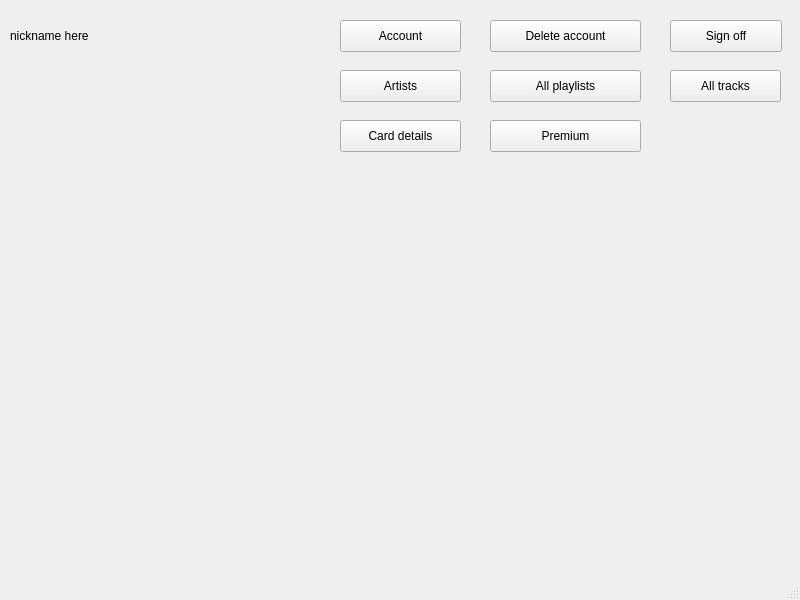
Above: project/lab6/mainwindow.ui from aneroid11/Databases before the change. Below: the same form after it.
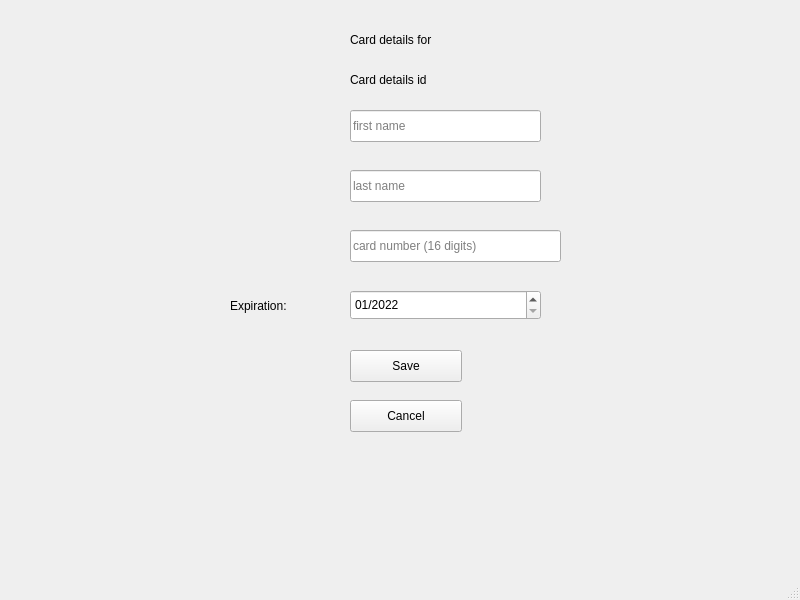
That is the form after the change.

Commit message: attaching card details successfully

What changed in the file:
```diff
--- a/project/lab6/mainwindow.ui
+++ b/project/lab6/mainwindow.ui
@@ -36,7 +36,7 @@
      </rect>
     </property>
     <property name="currentIndex">
-     <number>3</number>
+     <number>17</number>
     </property>
     <widget class="QWidget" name="startingPage">
      <widget class="QPushButton" name="starting_signUpButton">
@@ -1855,6 +1855,161 @@
       </property>
      </widget>
     </widget>
+    <widget class="QWidget" name="cardDetailsPage">
+     <widget class="QLineEdit" name="cardDetails_firstName">
+      <property name="geometry">
+       <rect>
+        <x>350</x>
+        <y>110</y>
+        <width>191</width>
+        <height>32</height>
+       </rect>
+      </property>
+      <property name="placeholderText">
+       <string>first name</string>
+      </property>
+     </widget>
+     <widget class="QLineEdit" name="cardDetails_lastName">
+      <property name="geometry">
+       <rect>
+        <x>350</x>
+        <y>170</y>
+        <width>191</width>
+        <height>32</height>
+       </rect>
+      </property>
+      <property name="placeholderText">
+       <string>last name</string>
+      </property>
+     </widget>
+     <widget class="QLineEdit" name="cardDetails_number">
+      <property name="geometry">
+       <rect>
+        <x>350</x>
+        <y>230</y>
+        <width>211</width>
+        <height>32</height>
+       </rect>
+      </property>
+      <property name="echoMode">
+       <enum>QLineEdit::Normal</enum>
+      </property>
+      <property name="placeholderText">
+       <string>card number (16 digits)</string>
+      </property>
+     </widget>
+     <widget class="QDateEdit" name="cardDetails_expDate">
+      <property name="geometry">
+       <rect>
+        <x>350</x>
+        <y>290</y>
+        <width>191</width>
+        <height>30</height>
+       </rect>
+      </property>
+      <property name="displayFormat">
+       <string>MM/yyyy</string>
+      </property>
+      <property name="date">
+       <date>
+        <year>2022</year>
+        <month>1</month>
+        <day>1</day>
+       </date>
+      </property>
+     </widget>
+     <widget class="QLabel" name="label_11">
+      <property name="geometry">
+       <rect>
+        <x>230</x>
+        <y>290</y>
+        <width>91</width>
+        <height>31</height>
+       </rect>
+      </property>
+      <property name="text">
+       <string>Expiration:</string>
+      </property>
+     </widget>
+     <widget class="QPushButton" name="cardDetails_cancel">
+      <property name="geometry">
+       <rect>
+        <x>350</x>
+        <y>400</y>
+        <width>112</width>
+        <height>32</height>
+       </rect>
+      </property>
+      <property name="text">
+       <string>Cancel</string>
+      </property>
+     </widget>
+     <widget class="QPushButton" name="cardDetails_save">
+      <property name="geometry">
+       <rect>
+        <x>350</x>
+        <y>350</y>
+        <width>112</width>
+        <height>32</height>
+       </rect>
+      </property>
+      <property name="text">
+       <string>Save</string>
+      </property>
+     </widget>
+     <widget class="QLabel" name="label_14">
+      <property name="geometry">
+       <rect>
+        <x>350</x>
+        <y>30</y>
+        <width>131</width>
+        <height>20</height>
+       </rect>
+      </property>
+      <property name="text">
+       <string>Card details for</string>
+      </property>
+     </widget>
+     <widget class="QLabel" name="cardDetails_artistId">
+      <property name="geometry">
+       <rect>
+        <x>500</x>
+        <y>30</y>
+        <width>76</width>
+        <height>20</height>
+       </rect>
+      </property>
+      <property name="text">
+       <string/>
+      </property>
+     </widget>
+     <widget class="QLabel" name="label_15">
+      <property name="geometry">
+       <rect>
+        <x>350</x>
+        <y>70</y>
+        <width>121</width>
+        <height>20</height>
+       </rect>
+      </property>
+      <property name="text">
+       <string>Card details id</string>
+      </property>
+     </widget>
+     <widget class="QLabel" name="cardDetails_cardDetailsId">
+      <property name="geometry">
+       <rect>
+        <x>500</x>
+        <y>70</y>
+        <width>76</width>
+        <height>20</height>
+       </rect>
+      </property>
+      <property name="text">
+       <string/>
+      </property>
+     </widget>
+    </widget>
    </widget>
   </widget>
   <widget class="QMenuBar" name="menubar">
```
The commit also changes 4 other files.
